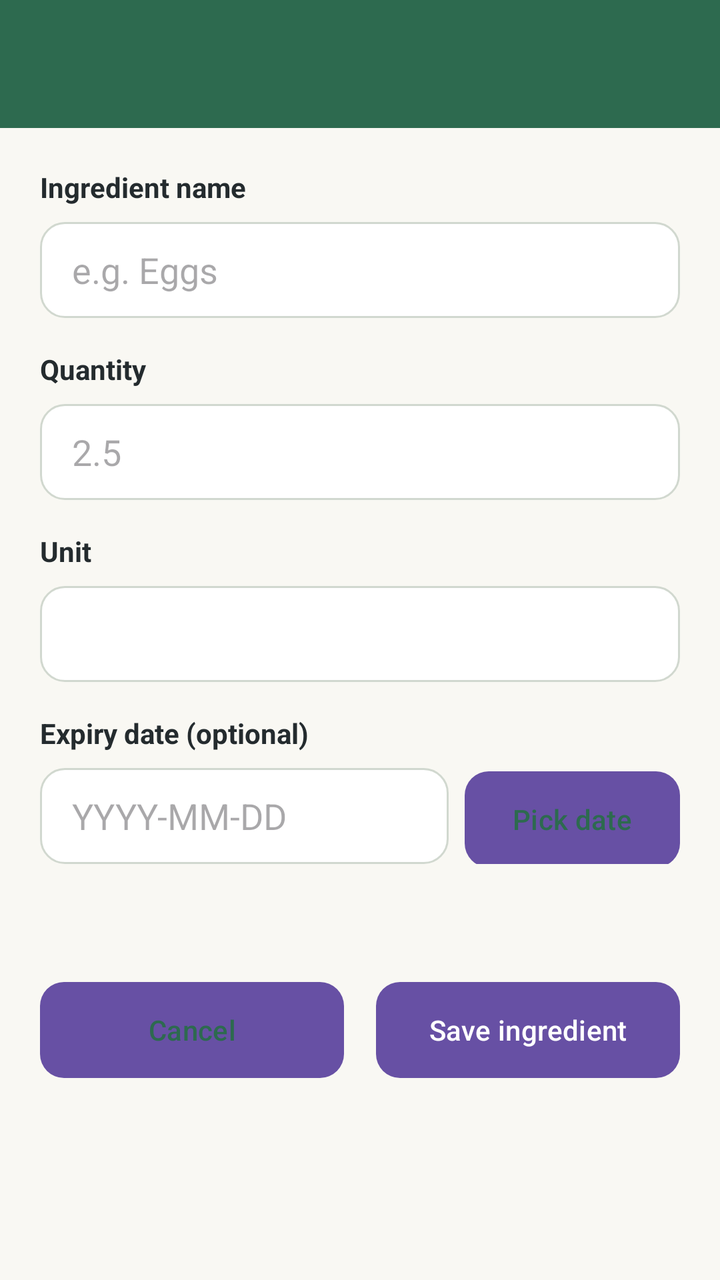
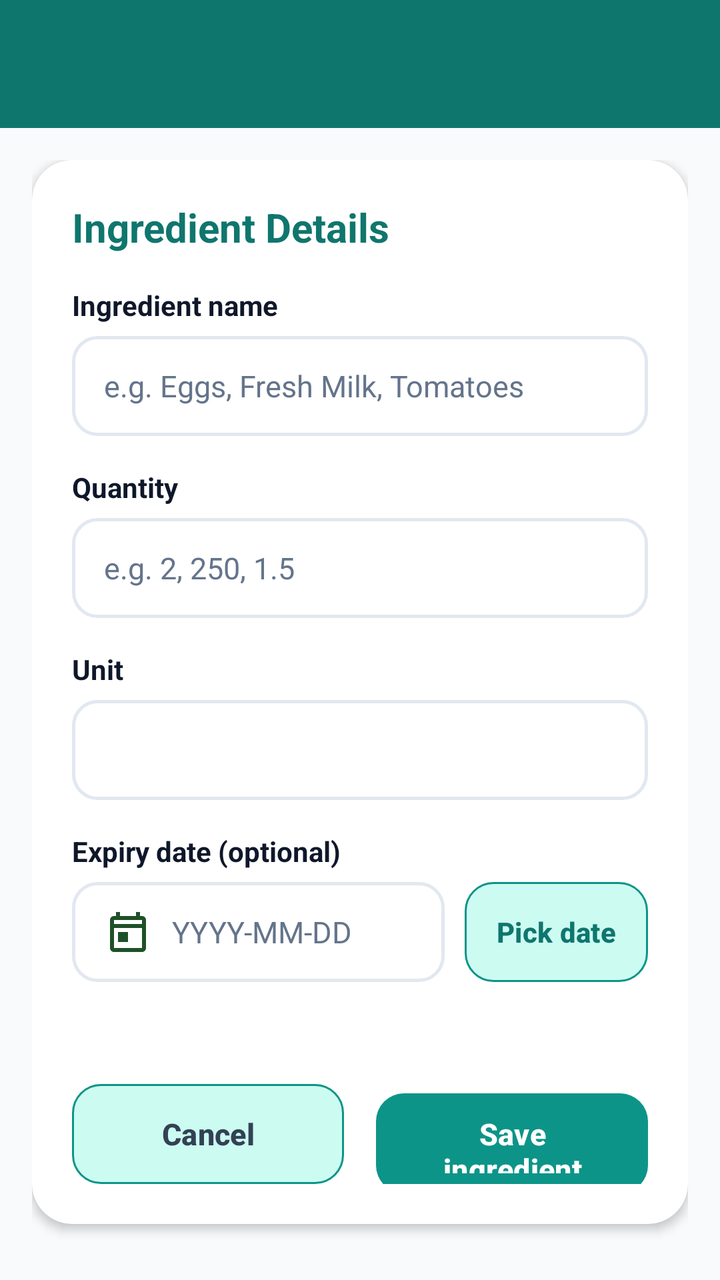

An Android layout rendered at two revisions. The XML below is the earlier revision; the diff shows what the commit changed to produce the second picture.
<!-- AndroidManifest.xml: application theme Theme.SmartPantryManager -->
<!-- res/layout/activity_add_edit_ingredient.xml -->
<?xml version="1.0" encoding="utf-8"?>
<LinearLayout xmlns:android="http://schemas.android.com/apk/res/android"
    android:layout_width="match_parent"
    android:layout_height="match_parent"
    android:background="@color/cream"
    android:orientation="vertical">

    <androidx.appcompat.widget.Toolbar
        android:id="@+id/toolbar"
        android:layout_width="match_parent"
        android:layout_height="wrap_content"
        android:background="@color/forest_green"
        android:theme="@style/ThemeOverlay.AppCompat.Dark.ActionBar" />

    <ScrollView
        android:layout_width="match_parent"
        android:layout_height="match_parent">

        <LinearLayout
            android:layout_width="match_parent"
            android:layout_height="wrap_content"
            android:orientation="vertical"
            android:padding="20dp">

            <TextView
                android:layout_width="wrap_content"
                android:layout_height="wrap_content"
                android:text="Ingredient name"
                android:textColor="@color/charcoal"
                android:textStyle="bold" />

            <EditText
                android:id="@+id/ingredientNameInput"
                android:layout_width="match_parent"
                android:layout_height="48dp"
                android:layout_marginTop="8dp"
                android:background="@drawable/bg_input"
                android:hint="e.g. Eggs"
                android:paddingStart="16dp"
                android:paddingEnd="16dp" />

            <TextView
                android:layout_width="wrap_content"
                android:layout_height="wrap_content"
                android:layout_marginTop="16dp"
                android:text="Quantity"
                android:textColor="@color/charcoal"
                android:textStyle="bold" />

            <EditText
                android:id="@+id/quantityInput"
                android:layout_width="match_parent"
                android:layout_height="48dp"
                android:layout_marginTop="8dp"
                android:background="@drawable/bg_input"
                android:hint="2.5"
                android:inputType="numberDecimal"
                android:paddingStart="16dp"
                android:paddingEnd="16dp" />

            <TextView
                android:layout_width="wrap_content"
                android:layout_height="wrap_content"
                android:layout_marginTop="16dp"
                android:text="Unit"
                android:textColor="@color/charcoal"
                android:textStyle="bold" />

            <Spinner
                android:id="@+id/unitSpinner"
                android:layout_width="match_parent"
                android:layout_height="48dp"
                android:layout_marginTop="8dp"
                android:background="@drawable/bg_input" />

            <TextView
                android:layout_width="wrap_content"
                android:layout_height="wrap_content"
                android:layout_marginTop="16dp"
                android:text="Expiry date (optional)"
                android:textColor="@color/charcoal"
                android:textStyle="bold" />

            <LinearLayout
                android:layout_width="match_parent"
                android:layout_height="wrap_content"
                android:layout_marginTop="8dp"
                android:orientation="horizontal">

                <EditText
                    android:id="@+id/expiryDateInput"
                    android:layout_width="0dp"
                    android:layout_height="48dp"
                    android:layout_weight="1"
                    android:background="@drawable/bg_input"
                    android:focusable="false"
                    android:hint="YYYY-MM-DD"
                    android:paddingStart="16dp"
                    android:paddingEnd="16dp" />

                <Button
                    android:id="@+id/pickDateButton"
                    android:layout_width="wrap_content"
                    android:layout_height="48dp"
                    android:layout_marginStart="8dp"
                    android:background="@drawable/bg_button_secondary"
                    android:text="Pick date"
                    android:textAllCaps="false"
                    android:textColor="@color/forest_green" />
            </LinearLayout>

            <TextView
                android:id="@+id/validationMessage"
                android:layout_width="match_parent"
                android:layout_height="wrap_content"
                android:layout_marginTop="16dp"
                android:text=""
                android:textColor="@color/soft_red"
                android:textSize="14sp" />

            <LinearLayout
                android:layout_width="match_parent"
                android:layout_height="wrap_content"
                android:layout_marginTop="24dp"
                android:orientation="horizontal">

                <Button
                    android:id="@+id/cancelButton"
                    android:layout_width="0dp"
                    android:layout_height="wrap_content"
                    android:layout_marginEnd="8dp"
                    android:layout_weight="1"
                    android:background="@drawable/bg_button_secondary"
                    android:text="Cancel"
                    android:textAllCaps="false"
                    android:textColor="@color/forest_green" />

                <Button
                    android:id="@+id/saveIngredientButton"
                    android:layout_width="0dp"
                    android:layout_height="wrap_content"
                    android:layout_marginStart="8dp"
                    android:layout_weight="1"
                    android:background="@drawable/bg_button_primary"
                    android:text="Save ingredient"
                    android:textAllCaps="false"
                    android:textColor="@color/white" />
            </LinearLayout>
        </LinearLayout>
    </ScrollView>
</LinearLayout>
<!-- resources referenced by this layout -->
<resources>
  <color name="charcoal">#242B2E</color>
  <color name="cream">#F9F8F3</color>
  <color name="forest_green">#2D6A4F</color>
  <color name="soft_red">#D9383A</color>
  <color name="white">#FFFFFFFF</color>
  <!-- drawable bg_button_primary (drawable) -->
  <?xml version="1.0" encoding="utf-8"?>
  <shape xmlns:android="http://schemas.android.com/apk/res/android" android:shape="rectangle">
      <solid android:color="@color/forest_green" />
      <corners android:radius="12dp" />
  </shape>
  <!-- drawable bg_button_secondary (drawable) -->
  <?xml version="1.0" encoding="utf-8"?>
  <shape xmlns:android="http://schemas.android.com/apk/res/android" android:shape="rectangle">
      <solid android:color="#DDE7D5" />
      <corners android:radius="12dp" />
  </shape>
  <!-- drawable bg_input (drawable) -->
  <?xml version="1.0" encoding="utf-8"?>
  <shape xmlns:android="http://schemas.android.com/apk/res/android" android:shape="rectangle">
      <solid android:color="#FFFFFF" />
      <corners android:radius="12dp" />
      <stroke android:width="1dp" android:color="#D1D8CF" />
  </shape>
  <style name="Theme.SmartPantryManager" parent="Base.Theme.SmartPantryManager" />
  <style name="Base.Theme.SmartPantryManager" parent="Theme.Material3.DayNight.NoActionBar">
          
          
      </style>
</resources>

<!-- the commit's change to res/layout/activity_add_edit_ingredient.xml (unified diff, before → after) -->
@@ -1,151 +1,210 @@
 <?xml version="1.0" encoding="utf-8"?>
 <LinearLayout xmlns:android="http://schemas.android.com/apk/res/android"
+    xmlns:app="http://schemas.android.com/apk/res-auto"
     android:layout_width="match_parent"
     android:layout_height="match_parent"
-    android:background="@color/cream"
+    android:background="@color/app_background"
+    android:fitsSystemWindows="true"
     android:orientation="vertical">
 
     <androidx.appcompat.widget.Toolbar
         android:id="@+id/toolbar"
         android:layout_width="match_parent"
-        android:layout_height="wrap_content"
-        android:background="@color/forest_green"
-        android:theme="@style/ThemeOverlay.AppCompat.Dark.ActionBar" />
+        android:layout_height="?attr/actionBarSize"
+        android:background="@color/teal_primary_dark"
+        android:elevation="4dp"
+        android:theme="@style/ThemeOverlay.AppCompat.Dark.ActionBar"
+        app:titleTextColor="@color/white" />
 
     <ScrollView
         android:layout_width="match_parent"
-        android:layout_height="match_parent">
+        android:layout_height="match_parent"
+        android:fillViewport="true">
 
         <LinearLayout
             android:layout_width="match_parent"
             android:layout_height="wrap_content"
             android:orientation="vertical"
-            android:padding="20dp">
-
-            <TextView
-                android:layout_width="wrap_content"
-                android:layout_height="wrap_content"
-                android:text="Ingredient name"
-                android:textColor="@color/charcoal"
-                android:textStyle="bold" />
-
-            <EditText
-                android:id="@+id/ingredientNameInput"
-                android:layout_width="match_parent"
-                android:layout_height="48dp"
-                android:layout_marginTop="8dp"
-                android:background="@drawable/bg_input"
-                android:hint="e.g. Eggs"
-                android:paddingStart="16dp"
-                android:paddingEnd="16dp" />
-
-            <TextView
-                android:layout_width="wrap_content"
-                android:layout_height="wrap_content"
-                android:layout_marginTop="16dp"
-                android:text="Quantity"
-                android:textColor="@color/charcoal"
-                android:textStyle="bold" />
-
-            <EditText
-                android:id="@+id/quantityInput"
-                android:layout_width="match_parent"
-                android:layout_height="48dp"
-                android:layout_marginTop="8dp"
-                android:background="@drawable/bg_input"
-                android:hint="2.5"
-                android:inputType="numberDecimal"
-                android:paddingStart="16dp"
-                android:paddingEnd="16dp" />
-
-            <TextView
-                android:layout_width="wrap_content"
-                android:layout_height="wrap_content"
-                android:layout_marginTop="16dp"
-                android:text="Unit"
-                android:textColor="@color/charcoal"
-                android:textStyle="bold" />
-
-            <Spinner
-                android:id="@+id/unitSpinner"
-                android:layout_width="match_parent"
-                android:layout_height="48dp"
-                android:layout_marginTop="8dp"
-                android:background="@drawable/bg_input" />
-
-            <TextView
-                android:layout_width="wrap_content"
-                android:layout_height="wrap_content"
-                android:layout_marginTop="16dp"
-                android:text="Expiry date (optional)"
-                android:textColor="@color/charcoal"
-                android:textStyle="bold" />
-
-            <LinearLayout
+            android:padding="16dp">
+
+            <androidx.cardview.widget.CardView
                 android:layout_width="match_parent"
                 android:layout_height="wrap_content"
-                android:layout_marginTop="8dp"
-                android:orientation="horizontal">
-
-                <EditText
-                    android:id="@+id/expiryDateInput"
-                    android:layout_width="0dp"
-                    android:layout_height="48dp"
-                    android:layout_weight="1"
-                    android:background="@drawable/bg_input"
-                    android:focusable="false"
-                    android:hint="YYYY-MM-DD"
-                    android:paddingStart="16dp"
-                    android:paddingEnd="16dp" />
-
-                <Button
-                    android:id="@+id/pickDateButton"
-                    android:layout_width="wrap_content"
-                    android:layout_height="48dp"
-                    android:layout_marginStart="8dp"
-                    android:background="@drawable/bg_button_secondary"
-                    android:text="Pick date"
-                    android:textAllCaps="false"
-                    android:textColor="@color/forest_green" />
-            </LinearLayout>
-
-            <TextView
-                android:id="@+id/validationMessage"
-                android:layout_width="match_parent"
-                android:layout_height="wrap_content"
-                android:layout_marginTop="16dp"
-                android:text=""
-                android:textColor="@color/soft_red"
-                android:textSize="14sp" />
-
-            <LinearLayout
-                android:layout_width="match_parent"
-                android:layout_height="wrap_content"
-                android:layout_marginTop="24dp"
-                android:orientation="horizontal">
-
-                <Button
-                    android:id="@+id/cancelButton"
-                    android:layout_width="0dp"
+                app:cardBackgroundColor="@color/white"
+                app:cardCornerRadius="20dp"
+                app:cardElevation="3dp">
+
+                <LinearLayout
+                    android:layout_width="match_parent"
                     android:layout_height="wrap_content"
-                    android:layout_marginEnd="8dp"
-                    android:layout_weight="1"
-                    android:background="@drawable/bg_button_secondary"
-                    android:text="Cancel"
-                    android:textAllCaps="false"
-                    android:textColor="@color/forest_green" />
-
-                <Button
-                    android:id="@+id/saveIngredientButton"
-                    android:layout_width="0dp"
-                    android:layout_height="wrap_content"
-                    android:layout_marginStart="8dp"
-                    android:layout_weight="1"
-                    android:background="@drawable/bg_button_primary"
-                    android:text="Save ingredient"
-                    android:textAllCaps="false"
-                    android:textColor="@color/white" />
-            </LinearLayout>
+                    android:orientation="vertical"
+                    android:padding="20dp">
+
+                    <TextView
+                        android:layout_width="wrap_content"
+                        android:layout_height="wrap_content"
+                        android:text="Ingredient Details"
+                        android:textColor="@color/teal_primary_dark"
+                        android:textSize="20sp"
+                        android:textStyle="bold" />
+
+                    
+                    <TextView
+                        android:layout_width="wrap_content"
+                        android:layout_height="wrap_content"
+                        android:layout_marginTop="16dp"
+                        android:text="Ingredient name"
+                        android:textColor="@color/text_primary"
+                        android:textSize="14sp"
+                        android:textStyle="bold" />
+
+                    <EditText
+                        android:id="@+id/ingredientNameInput"
+                        android:layout_width="match_parent"
+                        android:layout_height="50dp"
+                        android:layout_marginTop="6dp"
+                        android:background="@drawable/bg_input_rounded"
+                        android:hint="e.g. Eggs, Fresh Milk, Tomatoes"
+                        android:paddingHorizontal="16dp"
+                        android:textColor="@color/text_primary"
+                        android:textColorHint="@color/text_muted"
+                        android:textSize="15sp" />
+
+                    
+                    <TextView
+                        android:layout_width="wrap_content"
+                        android:layout_height="wrap_content"
+                        android:layout_marginTop="16dp"
+                        android:text="Quantity"
+                        android:textColor="@color/text_primary"
+                        android:textSize="14sp"
+                        android:textStyle="bold" />
+
+                    <EditText
+                        android:id="@+id/quantityInput"
+                        android:layout_width="match_parent"
+                        android:layout_height="50dp"
+                        android:layout_marginTop="6dp"
+                        android:background="@drawable/bg_input_rounded"
+                        android:hint="e.g. 2, 250, 1.5"
+                        android:inputType="numberDecimal"
+                        android:paddingHorizontal="16dp"
+                        android:textColor="@color/text_primary"
+                        android:textColorHint="@color/text_muted"
+                        android:textSize="15sp" />
+
+                    
+                    <TextView
+                        android:layout_width="wrap_content"
+                        android:layout_height="wrap_content"
+                        android:layout_marginTop="16dp"
+                        android:text="Unit"
+                        android:textColor="@color/text_primary"
+                        android:textSize="14sp"
+                        android:textStyle="bold" />
+
+                    <Spinner
+                        android:id="@+id/unitSpinner"
+                        android:layout_width="match_parent"
+                        android:layout_height="50dp"
+                        android:layout_marginTop="6dp"
+                        android:background="@drawable/bg_input_rounded"
+                        android:paddingHorizontal="12dp" />
+
+                    
+                    <TextView
+                        android:layout_width="wrap_content"
+                        android:layout_height="wrap_content"
+                        android:layout_marginTop="16dp"
+                        android:text="Expiry date (optional)"
+                        android:textColor="@color/text_primary"
+                        android:textSize="14sp"
+                        android:textStyle="bold" />
+
+                    <LinearLayout
+                        android:layout_width="match_parent"
+                        android:layout_height="wrap_content"
+                        android:layout_marginTop="6dp"
+                        android:gravity="center_vertical"
+                        android:orientation="horizontal">
+
+                        <EditText
+                            android:id="@+id/expiryDateInput"
+                            android:layout_width="0dp"
+                            android:layout_height="50dp"
+                            android:layout_weight="1"
+                            android:background="@drawable/bg_input_rounded"
+                            android:drawableStart="@drawable/ic_calendar"
+                            android:drawablePadding="10dp"
+                            android:focusable="false"
+                            android:hint="YYYY-MM-DD"
+                            android:paddingHorizontal="16dp"
+                            android:textColor="@color/text_primary"
+                            android:textColorHint="@color/text_muted"
+                            android:textSize="15sp" />
+
+                        <Button
+                            android:id="@+id/pickDateButton"
+                            android:layout_width="wrap_content"
+                            android:layout_height="50dp"
+                            android:layout_marginStart="10dp"
+                            android:background="@drawable/bg_button_secondary"
+                            android:paddingHorizontal="16dp"
+                            android:text="Pick date"
+                            android:textAllCaps="false"
+                            android:textColor="@color/teal_primary_dark"
+                            android:textStyle="bold"
+                            app:backgroundTint="@null" />
+                    </LinearLayout>
+
+                    
+                    <TextView
+                        android:id="@+id/validationMessage"
+                        android:layout_width="match_parent"
+                        android:layout_height="wrap_content"
+                        android:layout_marginTop="12dp"
+                        android:textColor="@color/soft_red"
+                        android:textSize="14sp" />
+
+                    
+                    <LinearLayout
+                        android:layout_width="match_parent"
+                        android:layout_height="wrap_content"
+                        android:layout_marginTop="20dp"
+                        android:orientation="horizontal">
+
+                        <Button
+                            android:id="@+id/cancelButton"
+                            android:layout_width="0dp"
+                            android:layout_height="50dp"
+                            android:layout_marginEnd="8dp"
+                            android:layout_weight="1"
+                            android:background="@drawable/bg_button_secondary"
+                            android:text="Cancel"
+                            android:textAllCaps="false"
+                            android:textColor="@color/text_secondary"
+                            android:textSize="15sp"
+                            android:textStyle="bold"
+                            app:backgroundTint="@null" />
+
+                        <Button
+                            android:id="@+id/saveIngredientButton"
+                            android:layout_width="0dp"
+                            android:layout_height="50dp"
+                            android:layout_marginStart="8dp"
+                            android:layout_weight="1"
+                            android:background="@drawable/bg_button_primary"
+                            android:text="Save ingredient"
+                            android:textAllCaps="false"
+                            android:textColor="@color/white"
+                            android:textSize="15sp"
+                            android:textStyle="bold"
+                            app:backgroundTint="@null" />
+                    </LinearLayout>
+
+                </LinearLayout>
+            </androidx.cardview.widget.CardView>
+
         </LinearLayout>
     </ScrollView>
 </LinearLayout>
<!-- resource entries referenced after the edit -->
@@ -1,33 +1,87 @@
 <!-- resources referenced by this layout -->
 <resources>
-  <color name="charcoal">#242B2E</color>
-  <color name="cream">#F9F8F3</color>
-  <color name="forest_green">#2D6A4F</color>
-  <color name="soft_red">#D9383A</color>
+  <color name="app_background">#F8FAFC</color>
+  <color name="soft_red">#DC2626</color>
+  <color name="teal_primary_dark">#0F766E</color>
+  <color name="text_muted">#64748B</color>
+  <color name="text_primary">#0F172A</color>
+  <color name="text_secondary">#334155</color>
   <color name="white">#FFFFFFFF</color>
   <!-- drawable bg_button_primary (drawable) -->
   <?xml version="1.0" encoding="utf-8"?>
-  <shape xmlns:android="http://schemas.android.com/apk/res/android" android:shape="rectangle">
-      <solid android:color="@color/forest_green" />
+  <ripple xmlns:android="http://schemas.android.com/apk/res/android"
+      android:color="#33FFFFFF">
+      <item>
+          <shape android:shape="rectangle">
+              <solid android:color="@color/teal_primary" />
+              <corners android:radius="14dp" />
+          </shape>
+      </item>
+  </ripple>
+  <!-- drawable bg_button_secondary (drawable) -->
+  <?xml version="1.0" encoding="utf-8"?>
+  <ripple xmlns:android="http://schemas.android.com/apk/res/android"
+      android:color="#200D9488">
+      <item>
+          <shape android:shape="rectangle">
+              <solid android:color="@color/teal_container" />
+              <stroke android:width="1dp" android:color="@color/teal_primary" />
+              <corners android:radius="14dp" />
+          </shape>
+      </item>
+  </ripple>
+  <!-- drawable bg_input_rounded (drawable) -->
+  <?xml version="1.0" encoding="utf-8"?>
+  <shape xmlns:android="http://schemas.android.com/apk/res/android"
+      android:shape="rectangle">
+      <solid android:color="@color/white" />
+      <stroke
+          android:width="1.5dp"
+          android:color="@color/border_subtle" />
       <corners android:radius="12dp" />
   </shape>
-  <!-- drawable bg_button_secondary (drawable) -->
-  <?xml version="1.0" encoding="utf-8"?>
-  <shape xmlns:android="http://schemas.android.com/apk/res/android" android:shape="rectangle">
-      <solid android:color="#DDE7D5" />
-      <corners android:radius="12dp" />
-  </shape>
-  <!-- drawable bg_input (drawable) -->
-  <?xml version="1.0" encoding="utf-8"?>
-  <shape xmlns:android="http://schemas.android.com/apk/res/android" android:shape="rectangle">
-      <solid android:color="#FFFFFF" />
-      <corners android:radius="12dp" />
-      <stroke android:width="1dp" android:color="#D1D8CF" />
-  </shape>
+  <!-- drawable ic_calendar (drawable) -->
+  <vector xmlns:android="http://schemas.android.com/apk/res/android"
+      android:width="24dp"
+      android:height="24dp"
+      android:viewportWidth="24"
+      android:viewportHeight="24">
+    <path
+        android:fillColor="#FF1E5128"
+        android:pathData="M19,4h-1V2h-2v2H8V2H6v2H5c-1.11,0 -1.99,0.9 -1.99,2L3,20c0,1.1 0.89,2 2,2h14c1.1,0 2,-0.9 2,-2V6c0,-1.1 -0.9,-2 -2,-2zM19,20H5V10h14v10zM19,8H5V6h14v2zM7,12h5v5H7z"/>
+  </vector>
   <style name="Theme.SmartPantryManager" parent="Base.Theme.SmartPantryManager" />
+  <color name="teal_primary">#0D9488</color>
+  <color name="teal_container">#CCFBF1</color>
+  <color name="border_subtle">#E2E8F0</color>
   <style name="Base.Theme.SmartPantryManager" parent="Theme.Material3.DayNight.NoActionBar">
           
+          <item name="colorPrimary">@color/teal_primary</item>
+          <item name="colorOnPrimary">@color/white</item>
+          <item name="colorPrimaryContainer">@color/teal_container</item>
+          <item name="colorOnPrimaryContainer">@color/teal_on_container</item>
+  
+          <item name="colorSecondary">@color/accent_amber</item>
+          <item name="colorOnSecondary">@color/white</item>
+          <item name="colorSecondaryContainer">@color/accent_amber_bg</item>
+          <item name="colorOnSecondaryContainer">@color/accent_amber</item>
+  
+          <item name="colorSurface">@color/card_surface</item>
+          <item name="colorOnSurface">@color/text_primary</item>
+          <item name="colorSurfaceVariant">@color/teal_light_bg</item>
+          <item name="colorOnSurfaceVariant">@color/text_secondary</item>
+  
           
+          <item name="android:statusBarColor">@color/teal_primary_dark</item>
+          <item name="android:windowLightStatusBar">false</item>
+          <item name="android:windowBackground">@color/app_background</item>
+          <item name="android:navigationBarColor">@color/white</item>
+          <item name="android:windowLightNavigationBar" tools:targetApi="o_mr1">true</item>
       </style>
+  <color name="teal_on_container">#134E4A</color>
+  <color name="accent_amber">#D97706</color>
+  <color name="accent_amber_bg">#FEF3C7</color>
+  <color name="card_surface">#FFFFFF</color>
+  <color name="teal_light_bg">#F0FDFA</color>
 </resources>
 
